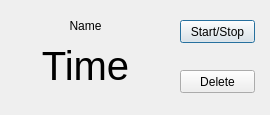
Afohtim/OOP-oof-, file Lab 2/untitled/alarmwidget.ui: the form before one commit.
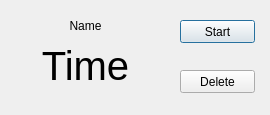
The form after the commit.

What changed in the file:
```diff
--- a/Lab 2/untitled/alarmwidget.ui
+++ b/Lab 2/untitled/alarmwidget.ui
@@ -23,7 +23,7 @@
     </rect>
    </property>
    <property name="text">
-    <string>Start/Stop</string>
+    <string>Start</string>
    </property>
   </widget>
   <widget class="QLabel" name="nameLabel">
```
